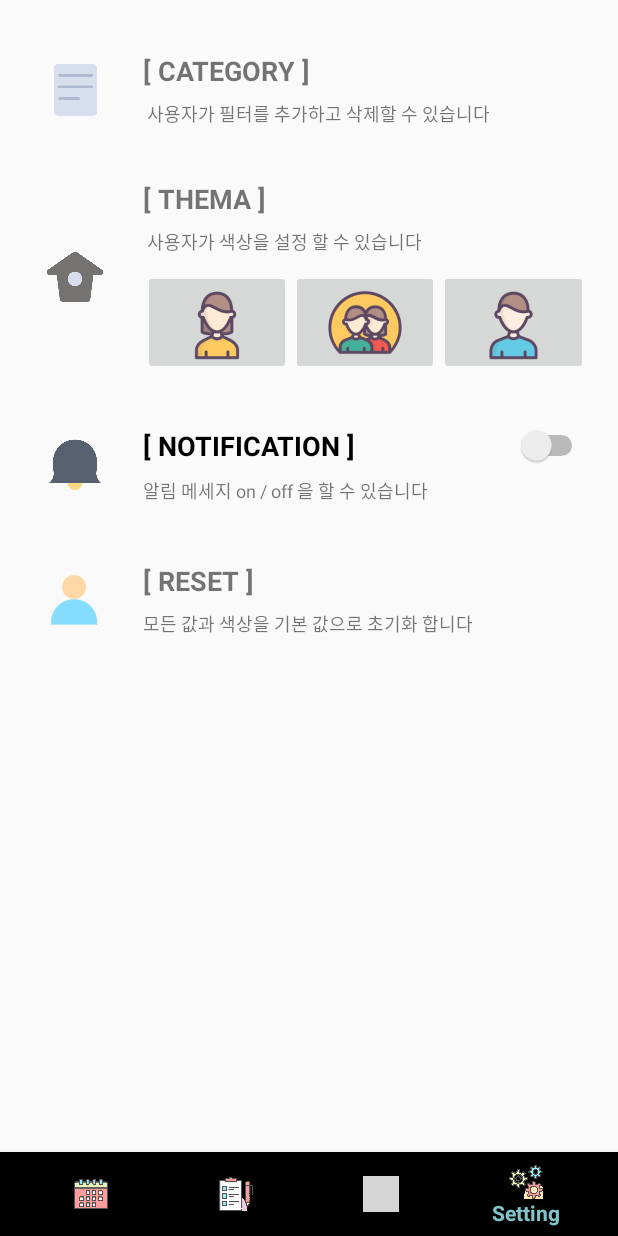
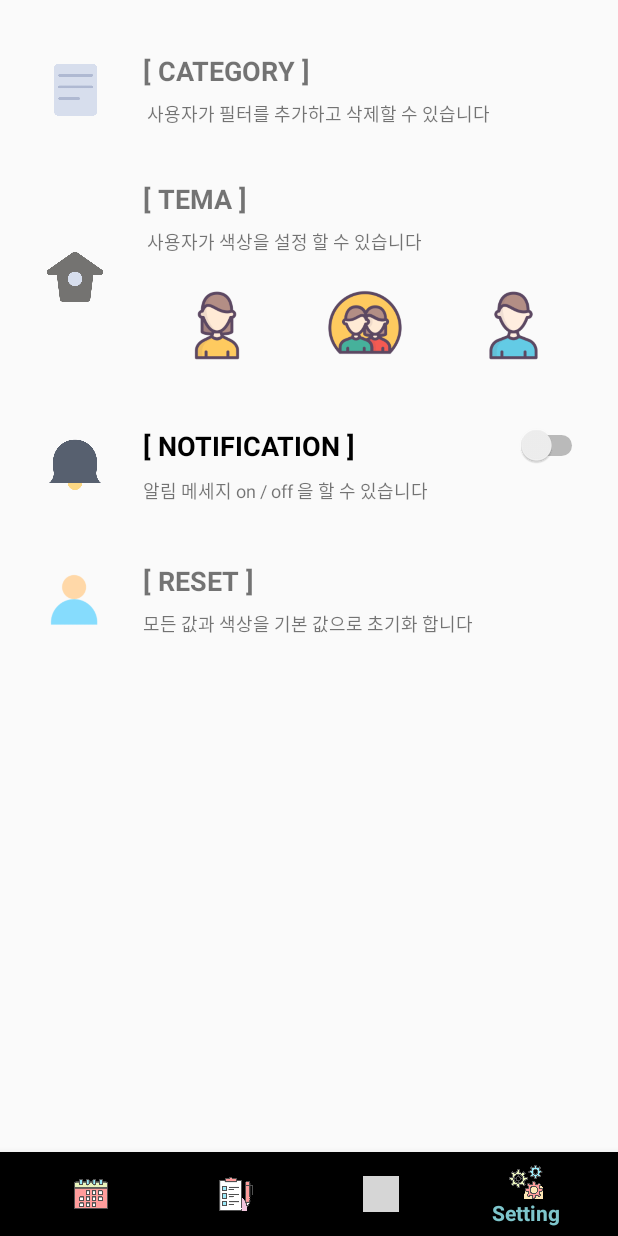
Before and after one commit to xim3739/HouseHolderProject, an Android app: the screen it shows after launch (MainActivity), item 4 of the bottom bar chosen, on a phone screen of 412 x 824 dp. Run offline under Robolectric (Android 15) with nearby library versions, the light colour scheme and no system bars; libraries missing offline, so code that uses them is left out: com.daimajia.swipe, com.github.mikephil.charting, net.daum.android; grey boxes are pictures that could not be loaded.

Commit message:
setting_category_dialog.xml 만듬

```diff
--- a/app/src/main/java/com/example/householderproject/MainActivity.java
+++ b/app/src/main/java/com/example/householderproject/MainActivity.java
@@ -46,11 +46,7 @@ public class MainActivity extends AppCompatActivity {
     private FragmentManager fragmentManager;
     private FragmentTransaction fragmentTransaction;
     private Fragment1 fragment1;
-<<<<<<< HEAD
-    //    private Fragment2 fragment2;
-=======
     private Fragment2 fragment2;
->>>>>>> 417177c22ed4406a7298ec4fb4cf34f129effef1
     private Fragment3 fragment3;
     private Fragment4 fragment4;
 
--- a/app/src/main/java/com/example/householderproject/adapter/CalendarListAdapter.java
+++ b/app/src/main/java/com/example/householderproject/adapter/CalendarListAdapter.java
@@ -117,7 +117,7 @@ public class CalendarListAdapter extends BaseAdapter {
                     final RadioButton radioButtonPlus = listViewDialogView.findViewById(R.id.rdoPlus);
                     final RadioButton radioButtonMinus = listViewDialogView.findViewById(R.id.rdoMinus);
 
-                   /* Toast.makeText(parent.getContext(), "Location" + list.get(position).getLocation(), Toast.LENGTH_LONG).show();*/
+                    Toast.makeText(parent.getContext(), "Location" + list.get(position).getLocation(), Toast.LENGTH_LONG).show();
 
                     editTextCredit.setText(list.get(position).getCredit());
                     editTextLocation.setText(list.get(position).getLocation());
--- a/app/src/main/res/layout/activity_setting.xml
+++ b/app/src/main/res/layout/activity_setting.xml
@@ -83,7 +83,7 @@
                 android:layout_height="wrap_content"
                 android:layout_weight="1"
                 android:gravity="center|left"
-                android:text="[ THEMA ]"
+                android:text="[ TEMA ]"
                 android:textSize="18sp"
                 android:textStyle="bold" />
 
@@ -104,24 +104,28 @@
 
 
                 <ImageButton
-                    android:layout_width="70dp"
-                    android:layout_height="70dp"
+                    android:layout_margin="10dp"
+                    android:background="?android:attr/selectableItemBackground"
+                    android:layout_width="50dp"
+                    android:layout_height="50dp"
                     android:layout_weight="1"
                     android:scaleType="fitCenter"
-                    android:src="@drawable/thema_women" />
+                    android:src="@drawable/thema_women"/>
 
                 <ImageButton
-
-                    android:layout_width="70dp"
-                    android:layout_height="70dp"
+                    android:layout_margin="10dp"
+                    android:background="?android:attr/selectableItemBackground"
+                    android:layout_width="50dp"
+                    android:layout_height="50dp"
                     android:layout_weight="1"
                     android:scaleType="fitCenter"
                     android:src="@drawable/thema_cuple" />
 
                 <ImageButton
-
-                    android:layout_width="70dp"
-                    android:layout_height="70dp"
+                    android:layout_margin="10dp"
+                    android:background="?android:attr/selectableItemBackground"
+                    android:layout_width="50dp"
+                    android:layout_height="50dp"
                     android:layout_weight="1"
                     android:scaleType="fitCenter"
                     android:src="@drawable/thema_men" />
```
Also changed, not shown: app/src/main/java/com/example/householderproject/fragment/Fragment1.java (+4 -4 lines), app/src/main/java/com/example/householderproject/fragment/Fragment4.java (+21 -2 lines), app/src/main/res/layout/setting_category.xml (deleted, +0 -30 lines), app/src/main/res/layout/setting_category_dialog.xml (added, +62 -0 lines), app/src/main/res/mipmap-xxxhdpi/exit2.png (added).
